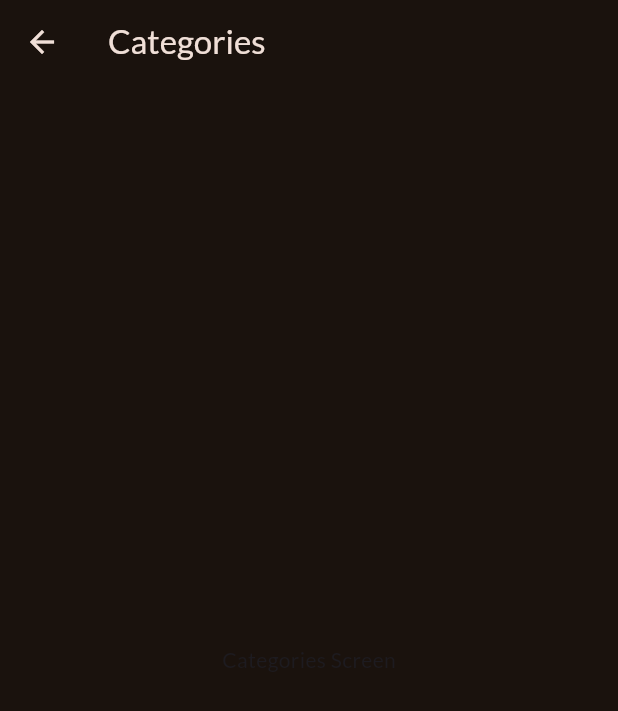
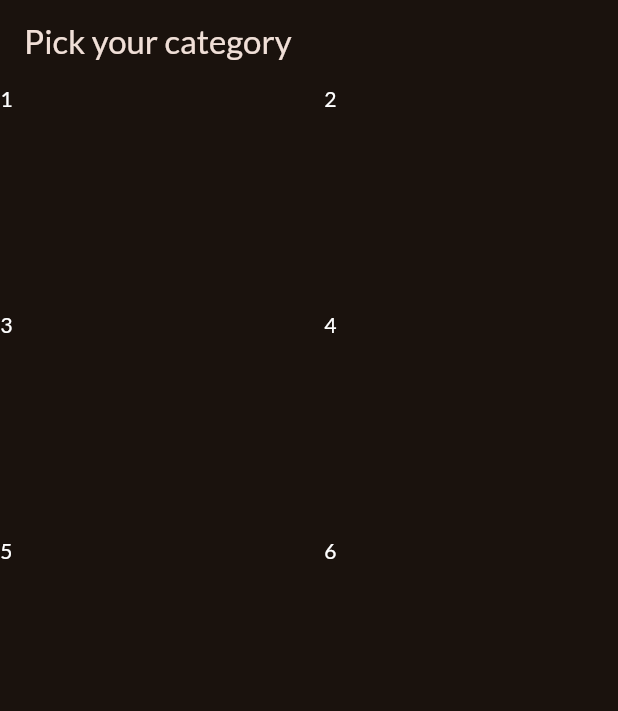
Before and after one commit to esperantkela/flutter-meals-app, a Flutter app: the CategoriesScreen screen opened directly, on a phone screen of 412 x 824 dp. Shown: the top 711 px of the screen. Run offline on Flutter 3.47's test engine with Material 3 defaults, Android fonts, the phone set to English and light mode, and no system bars; our stand-ins replace google_fonts.

Commit message:
Refactor CategoriesScreen layout and update main.dart to set CategoriesScreen as home

```diff
--- a/lib/categories.dart
+++ b/lib/categories.dart
@@ -5,11 +5,24 @@ class CategoriesScreen extends StatelessWidget {
   @override
   Widget build(BuildContext context) {
     return Scaffold(
-      appBar: AppBar(
-        title: Text('Categories'),
-      ),
+      appBar: AppBar(title: const Text('Pick your category')),
       body: Center(
-        child: Text('Categories Screen'),
+        child: GridView(
+          gridDelegate: const SliverGridDelegateWithFixedCrossAxisCount(
+            crossAxisCount: 2,
+            childAspectRatio: 3 / 2,
+            crossAxisSpacing: 20,
+            mainAxisSpacing: 20,
+          ),
+          children: const [
+            Text('1', style: TextStyle(color: Colors.white)),
+            Text('2', style: TextStyle(color: Colors.white)),
+            Text('3', style: TextStyle(color: Colors.white)),
+            Text('4', style: TextStyle(color: Colors.white)),
+            Text('5', style: TextStyle(color: Colors.white)),
+            Text('6', style: TextStyle(color: Colors.white)),
+          ],
+        ),
       ),
     );
   }
--- a/lib/main.dart
+++ b/lib/main.dart
@@ -1,6 +1,7 @@
 import 'package:flutter/material.dart';
 
 import 'package:google_fonts/google_fonts.dart';
+import 'package:meals_app/categories.dart';
 
 final theme = ThemeData(
   useMaterial3: true,
@@ -22,7 +23,7 @@ class App extends StatelessWidget {
   Widget build(BuildContext context) {
     return MaterialApp(
       theme: theme,
-      home: // Todo ...,
+      home: CategoriesScreen()
     );
   }
 }
```
